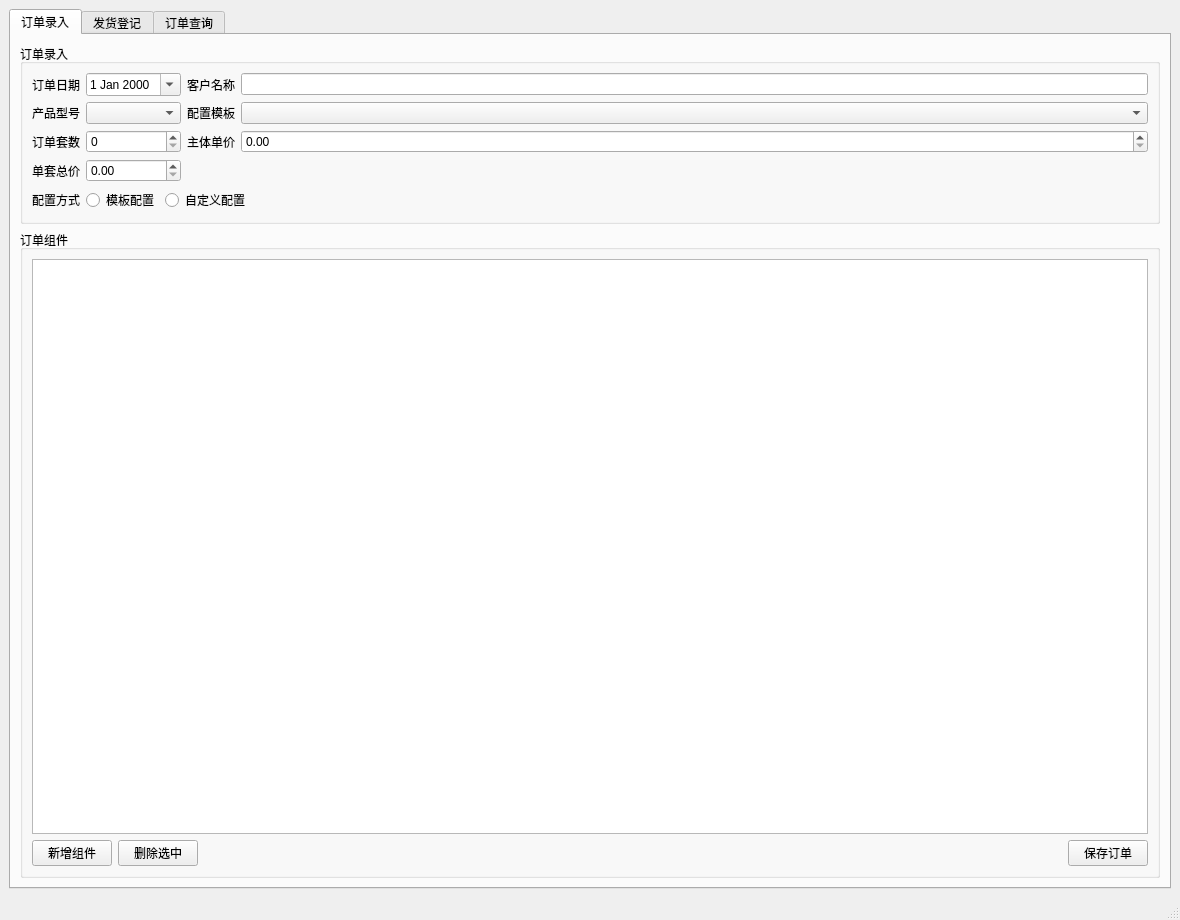
This is mainwindow.ui in RenrenJLM/OrderManagerSystem as Qt 5 draws it before an edit. The edited form follows.
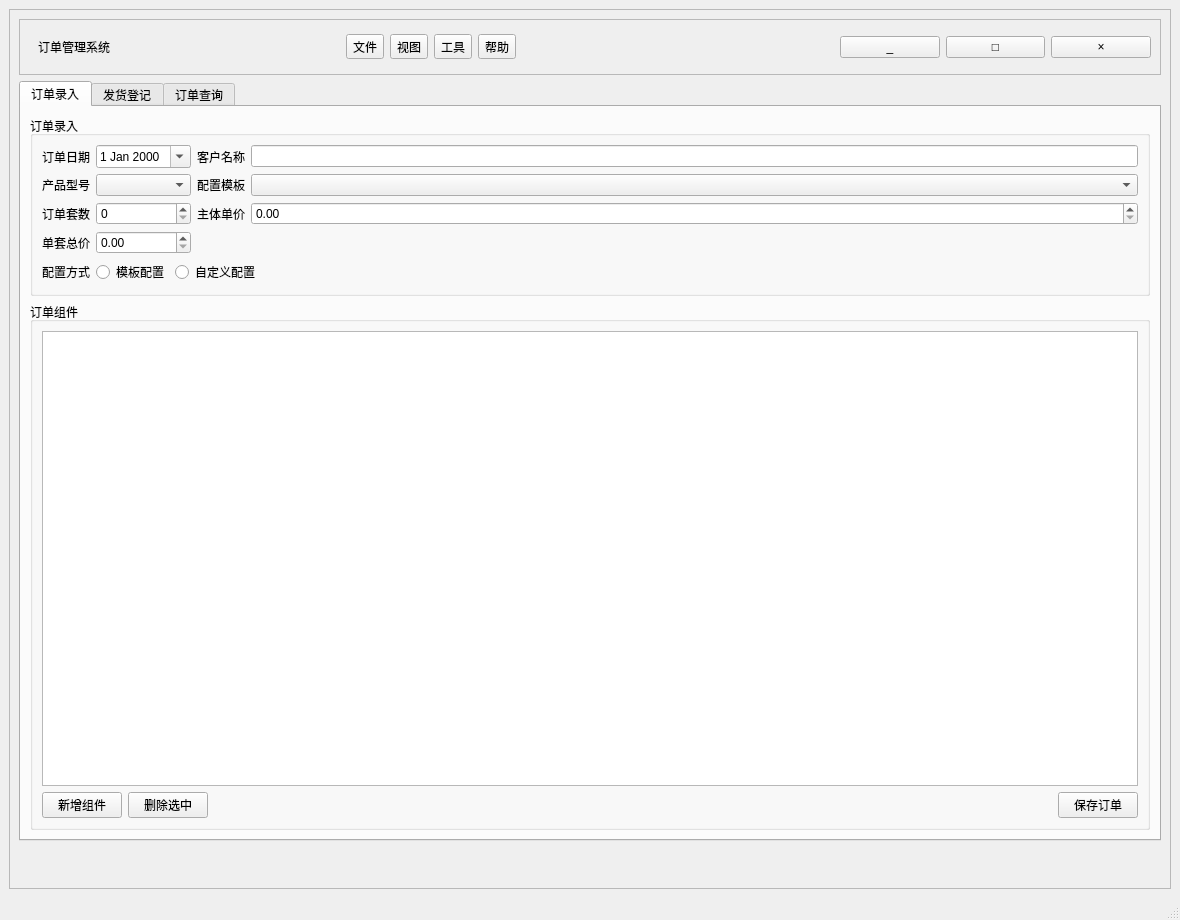
This is the edited form.

Commit message: refine UI style and custom window chrome

```diff
--- a/mainwindow.ui
+++ b/mainwindow.ui
@@ -16,7 +16,113 @@
   <widget class="QWidget" name="centralwidget">
    <layout class="QVBoxLayout" name="verticalLayout">
     <item>
-     <widget class="QTabWidget" name="mainTabWidget">
+     <widget class="QFrame" name="windowSurfaceFrame">
+      <property name="frameShape">
+       <enum>QFrame::StyledPanel</enum>
+      </property>
+      <property name="frameShadow">
+       <enum>QFrame::Raised</enum>
+      </property>
+      <layout class="QVBoxLayout" name="windowSurfaceLayout">
+       <item>
+        <widget class="QFrame" name="titleBarFrame">
+         <property name="frameShape">
+          <enum>QFrame::StyledPanel</enum>
+         </property>
+         <property name="frameShadow">
+          <enum>QFrame::Raised</enum>
+         </property>
+         <layout class="QHBoxLayout" name="titleBarLayout">
+          <item>
+          <widget class="QWidget" name="titleIdentityWidget" native="true">
+            <layout class="QVBoxLayout" name="titleIdentityLayout">
+             <item>
+              <widget class="QLabel" name="windowTitleLabel">
+               <property name="text">
+                <string>订单管理系统</string>
+               </property>
+              </widget>
+             </item>
+            </layout>
+           </widget>
+          </item>
+          <item>
+           <layout class="QHBoxLayout" name="topMenuLayout">
+            <item>
+             <widget class="QToolButton" name="fileMenuButton">
+              <property name="text">
+               <string>文件</string>
+              </property>
+              <property name="popupMode">
+               <enum>QToolButton::InstantPopup</enum>
+              </property>
+             </widget>
+            </item>
+            <item>
+             <widget class="QToolButton" name="viewMenuButton">
+              <property name="text">
+               <string>视图</string>
+              </property>
+              <property name="popupMode">
+               <enum>QToolButton::InstantPopup</enum>
+              </property>
+             </widget>
+            </item>
+            <item>
+             <widget class="QToolButton" name="toolsMenuButton">
+              <property name="text">
+               <string>工具</string>
+              </property>
+              <property name="popupMode">
+               <enum>QToolButton::InstantPopup</enum>
+              </property>
+             </widget>
+            </item>
+            <item>
+             <widget class="QToolButton" name="helpMenuButton">
+              <property name="text">
+               <string>帮助</string>
+              </property>
+              <property name="popupMode">
+               <enum>QToolButton::InstantPopup</enum>
+              </property>
+             </widget>
+            </item>
+           </layout>
+          </item>
+          <item>
+           <widget class="QWidget" name="titleDragWidget" native="true"/>
+          </item>
+          <item>
+           <layout class="QHBoxLayout" name="windowControlsLayout">
+            <item>
+             <widget class="QPushButton" name="minimizeWindowButton">
+              <property name="text">
+               <string>_</string>
+              </property>
+             </widget>
+            </item>
+            <item>
+             <widget class="QPushButton" name="maximizeWindowButton">
+              <property name="text">
+               <string>□</string>
+              </property>
+             </widget>
+            </item>
+            <item>
+             <widget class="QPushButton" name="closeWindowButton">
+              <property name="text">
+               <string>×</string>
+              </property>
+             </widget>
+            </item>
+           </layout>
+          </item>
+         </layout>
+        </widget>
+       </item>
+       <item>
+        <widget class="QTabWidget" name="mainTabWidget">
       <property name="currentIndex">
        <number>0</number>
       </property>
@@ -509,6 +615,25 @@
         </item>
        </layout>
       </widget>
+        </widget>
+       </item>
+       <item>
+        <widget class="QFrame" name="statusMessageFrame">
+         <property name="frameShape">
+          <enum>QFrame::NoFrame</enum>
+         </property>
+         <layout class="QHBoxLayout" name="statusMessageLayout">
+          <item>
+           <widget class="QLabel" name="statusMessageLabel">
+            <property name="text">
+             <string/>
+            </property>
+           </widget>
+          </item>
+         </layout>
+        </widget>
+       </item>
+      </layout>
      </widget>
     </item>
    </layout>
```
The commit also changes 7 other files.
